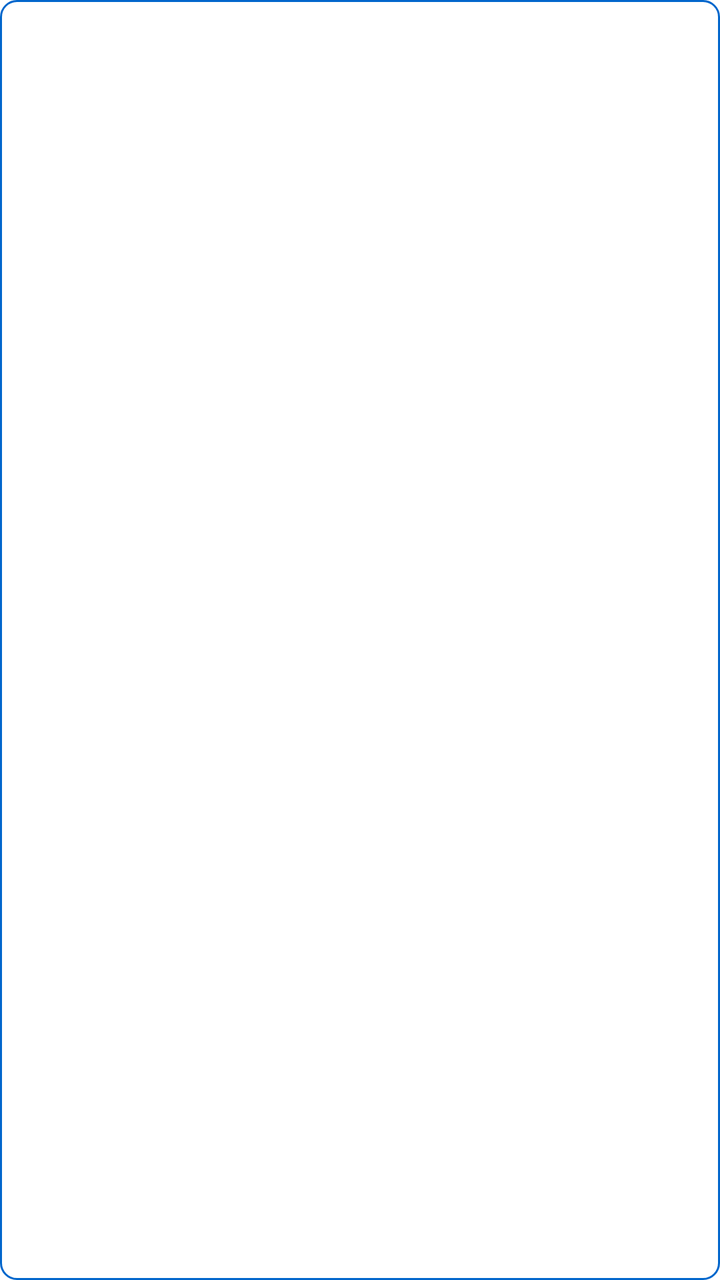
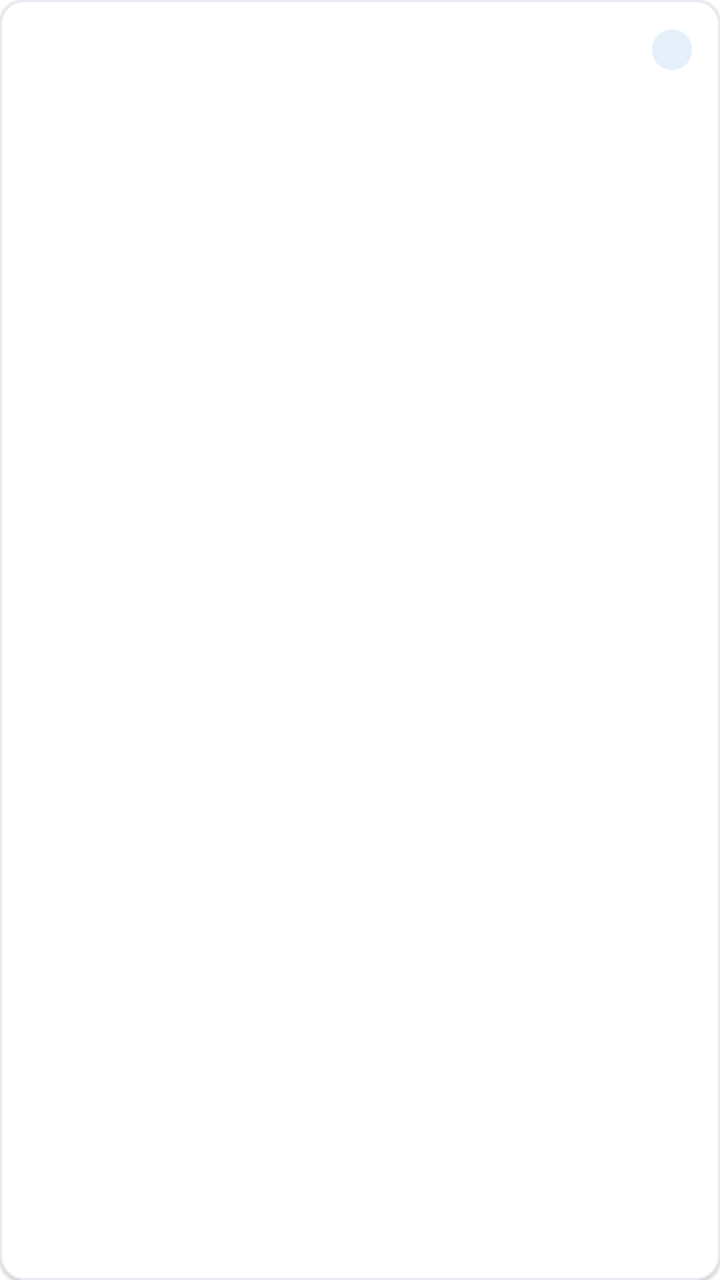

Two renders of the same Android screen: before a commit and after it. Below are the layout's source before the change and the commit's diff.
<!-- AndroidManifest.xml: application theme Theme.MetalConstructionsEstimates -->
<!-- res/layout/estimate_item.xml -->
<?xml version="1.0" encoding="utf-8"?>
<LinearLayout xmlns:android="http://schemas.android.com/apk/res/android"
    android:id="@+id/estimate_item"
    android:layout_width="match_parent"
    android:layout_height="wrap_content"
    android:padding="3dp"
    android:layout_marginBottom="3dp"
    android:background="@drawable/shape"
    android:orientation="vertical" >
    <LinearLayout
        android:layout_width="match_parent"
        android:layout_height="wrap_content"
        android:weightSum="2">

        <TextView
            android:id="@+id/recycler_view_estimate_id"
            android:layout_width="wrap_content"
            android:layout_height="wrap_content"
            android:layout_weight="1"
            android:textColor="@android:color/black" />

        <TextView
            android:id="@+id/recycler_view_estimate_date"
            android:layout_width="wrap_content"
            android:layout_height="wrap_content"
            android:layout_weight="1"
            android:textColor="@android:color/black" />
    </LinearLayout>
    <LinearLayout
        android:layout_width="match_parent"
        android:layout_height="wrap_content"
        android:weightSum="2">

        <TextView
            android:id="@+id/recycler_view_done_in"
            android:layout_width="wrap_content"
            android:layout_height="wrap_content"
            android:layout_weight="1"
            android:textColor="@android:color/black" />

        <TextView
            android:id="@+id/recycler_view_total_all_tax_included"
            android:layout_width="wrap_content"
            android:layout_height="wrap_content"
            android:layout_weight="1"
            android:textColor="@android:color/black" />
    </LinearLayout>
</LinearLayout>
<!-- resources referenced by this layout -->
<resources>
  <!-- drawable shape (drawable) -->
  <shape xmlns:android="http://schemas.android.com/apk/res/android"
      android:shape="rectangle">
      <solid android:color="#FFFFFF" />
      
      <stroke
          android:width="1.1dp"
          android:color="#0066cc" /> 
  
      <corners android:radius="8dp" />
  </shape>
  <style name="Theme.MetalConstructionsEstimates" parent="Theme.MaterialComponents.DayNight.NoActionBar">
      
          <item name="colorPrimary">@color/purple_200</item>
          <item name="colorPrimaryVariant">@color/purple_700</item>
          <item name="colorOnPrimary">@color/black</item>
  
          <item name="colorSecondary">@color/teal_200</item>
          <item name="colorSecondaryVariant">@color/teal_200</item>
          <item name="colorOnSecondary">@color/black</item>
  
          <item name="android:statusBarColor">?attr/colorPrimaryVariant</item>
          <item name="android:windowLightStatusBar">false</item>
  
          
      </style>
  <color name="purple_200">#FFBB86FC</color>
  <color name="purple_700">#FF3700B3</color>
  <color name="black">#FF000000</color>
  <color name="teal_200">#FF03DAC5</color>
</resources>

<!-- the commit's change to res/layout/estimate_item.xml (unified diff, before → after) -->
@@ -1,48 +1,104 @@
 <?xml version="1.0" encoding="utf-8"?>
-<LinearLayout xmlns:android="http://schemas.android.com/apk/res/android"
+<com.google.android.material.card.MaterialCardView xmlns:android="http://schemas.android.com/apk/res/android"
+    xmlns:app="http://schemas.android.com/apk/res-auto"
     android:id="@+id/estimate_item"
     android:layout_width="match_parent"
     android:layout_height="wrap_content"
-    android:padding="3dp"
-    android:layout_marginBottom="3dp"
-    android:background="@drawable/shape"
-    android:orientation="vertical" >
+    android:layout_margin="4dp"
+    android:clickable="true"
+    android:focusable="true"
+    app:cardBackgroundColor="@color/dashboard_card"
+    app:cardCornerRadius="12dp"
+    app:cardElevation="1dp"
+    app:strokeColor="@color/dashboard_track"
+    app:strokeWidth="1dp">
+
     <LinearLayout
         android:layout_width="match_parent"
         android:layout_height="wrap_content"
-        android:weightSum="2">
+        android:orientation="vertical"
+        android:padding="14dp">
+
+        <LinearLayout
+            android:layout_width="match_parent"
+            android:layout_height="wrap_content"
+            android:gravity="center_vertical"
+            android:orientation="horizontal">
+
+            <TextView
+                android:id="@+id/recycler_view_estimate_id"
+                android:layout_width="0dp"
+                android:layout_height="wrap_content"
+                android:layout_weight="1"
+                android:ellipsize="end"
+                android:maxLines="1"
+                android:textColor="@color/dashboard_text_primary"
+                android:textSize="16sp"
+                android:textStyle="bold" />
+
+            <TextView
+                android:id="@+id/recycler_view_estimate_status"
+                android:layout_width="wrap_content"
+                android:layout_height="wrap_content"
+                android:layout_marginStart="8dp"
+                android:background="@drawable/bg_list_chip"
+                android:paddingHorizontal="10dp"
+                android:paddingVertical="2dp"
+                android:textColor="@android:color/white"
+                android:textSize="12sp"
+                android:textStyle="bold" />
+        </LinearLayout>
 
         <TextView
-            android:id="@+id/recycler_view_estimate_id"
-            android:layout_width="wrap_content"
+            android:id="@+id/recycler_view_estimate_customer"
+            android:layout_width="match_parent"
             android:layout_height="wrap_content"
-            android:layout_weight="1"
-            android:textColor="@android:color/black" />
+            android:layout_marginTop="4dp"
+            android:ellipsize="end"
+            android:maxLines="1"
+            android:textColor="@color/dashboard_text_primary"
+            android:textSize="14sp" />
 
-        <TextView
-            android:id="@+id/recycler_view_estimate_date"
-            android:layout_width="wrap_content"
+        <LinearLayout
+            android:layout_width="match_parent"
             android:layout_height="wrap_content"
-            android:layout_weight="1"
-            android:textColor="@android:color/black" />
+            android:layout_marginTop="6dp"
+            android:gravity="bottom"
+            android:orientation="horizontal">
+
+            <LinearLayout
+                android:layout_width="0dp"
+                android:layout_height="wrap_content"
+                android:layout_weight="1"
+                android:orientation="vertical">
+
+                <TextView
+                    android:id="@+id/recycler_view_estimate_date"
+                    android:layout_width="match_parent"
+                    android:layout_height="wrap_content"
+                    android:ellipsize="end"
+                    android:maxLines="1"
+                    android:textColor="@color/dashboard_text_secondary"
+                    android:textSize="13sp" />
+
+                <TextView
+                    android:id="@+id/recycler_view_done_in"
+                    android:layout_width="match_parent"
+                    android:layout_height="wrap_content"
+                    android:ellipsize="end"
+                    android:maxLines="1"
+                    android:textColor="@color/dashboard_text_secondary"
+                    android:textSize="13sp" />
+            </LinearLayout>
+
+            <TextView
+                android:id="@+id/recycler_view_total_all_tax_included"
+                android:layout_width="wrap_content"
+                android:layout_height="wrap_content"
+                android:layout_marginStart="8dp"
+                android:textColor="@color/dashboard_brand"
+                android:textSize="16sp"
+                android:textStyle="bold" />
+        </LinearLayout>
     </LinearLayout>
-    <LinearLayout
-        android:layout_width="match_parent"
-        android:layout_height="wrap_content"
-        android:weightSum="2">
-
-        <TextView
-            android:id="@+id/recycler_view_done_in"
-            android:layout_width="wrap_content"
-            android:layout_height="wrap_content"
-            android:layout_weight="1"
-            android:textColor="@android:color/black" />
-
-        <TextView
-            android:id="@+id/recycler_view_total_all_tax_included"
-            android:layout_width="wrap_content"
-            android:layout_height="wrap_content"
-            android:layout_weight="1"
-            android:textColor="@android:color/black" />
-    </LinearLayout>
-</LinearLayout>
+</com.google.android.material.card.MaterialCardView>
<!-- resource entries referenced after the edit -->
@@ -1,15 +1,16 @@
 <!-- resources referenced by this layout -->
 <resources>
-  <!-- drawable shape (drawable) -->
+  <color name="dashboard_brand">#0066CC</color>
+  <color name="dashboard_card">#FFFFFF</color>
+  <color name="dashboard_text_primary">#111827</color>
+  <color name="dashboard_text_secondary">#6B7280</color>
+  <color name="dashboard_track">#E6EAF0</color>
+  <!-- drawable bg_list_chip (drawable) -->
+  <?xml version="1.0" encoding="utf-8"?>
   <shape xmlns:android="http://schemas.android.com/apk/res/android"
       android:shape="rectangle">
-      <solid android:color="#FFFFFF" />
-      
-      <stroke
-          android:width="1.1dp"
-          android:color="#0066cc" /> 
-  
-      <corners android:radius="8dp" />
+      <solid android:color="@color/dashboard_brand_soft" />
+      <corners android:radius="12dp" />
   </shape>
   <style name="Theme.MetalConstructionsEstimates" parent="Theme.MaterialComponents.DayNight.NoActionBar">
       
@@ -26,6 +27,7 @@
   
           
       </style>
+  <color name="dashboard_brand_soft">#E5F0FB</color>
   <color name="purple_200">#FFBB86FC</color>
   <color name="purple_700">#FF3700B3</color>
   <color name="black">#FF000000</color>
